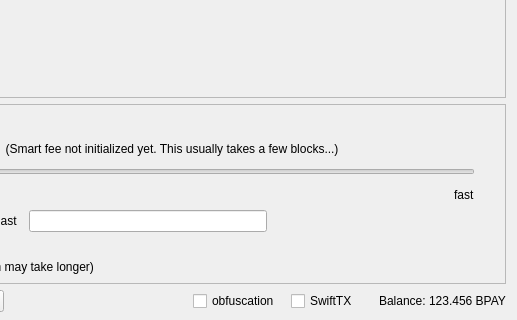
Above: src/qt/forms/sendcoinsdialog.ui from admecoin/bitcoinpay before the change; both pictures show x 333 to 850 and y 290 to 610 of the 850 by 610 pixel window. Below: the same form after it.
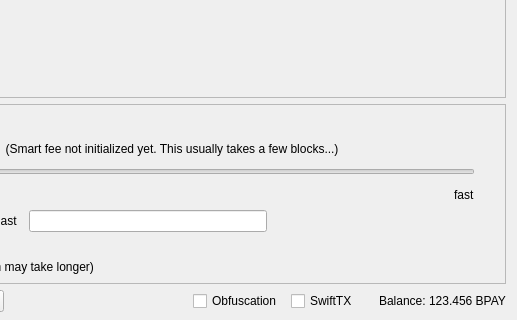
That is the form after the change. Icons and pictures are not drawn. Custom widgets are drawn as their Qt base class.

```diff
--- a/src/qt/forms/sendcoinsdialog.ui
+++ b/src/qt/forms/sendcoinsdialog.ui
@@ -1393,7 +1393,7 @@
           </size>
          </property>
          <property name="text">
-          <string>obfuscation</string>
+          <string>Obfuscation</string>
          </property>
          <property name="checked">
           <bool>false</bool>
```
Left out of the diff: 2 changed lines with no effect on the pictures.
